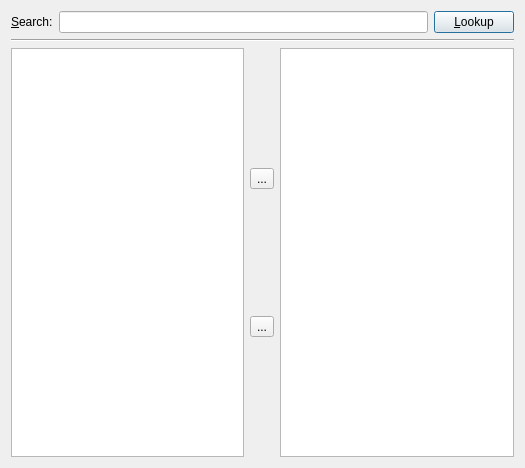
This is nextShows/src/dialogs/settings/ui/findshows.ui in gilcn/nextshows as Qt 5 draws it before an edit. The edited form follows.
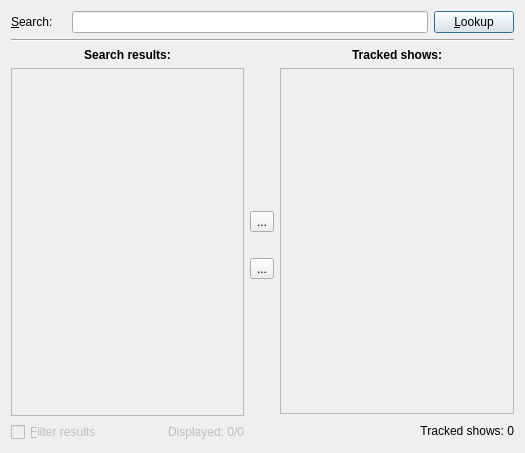
This is the edited form. Icons and pictures are not drawn. Custom widgets are drawn as their Qt base class.

Commit message: - Lots of internal changes - More work on the "findShows" UI

Patch:
```diff
--- a/nextShows/src/dialogs/settings/ui/findshows.ui
+++ b/nextShows/src/dialogs/settings/ui/findshows.ui
@@ -6,15 +6,15 @@
     <x>0</x>
     <y>0</y>
     <width>525</width>
-    <height>468</height>
+    <height>453</height>
    </rect>
   </property>
   <property name="windowTitle" >
    <string>Form</string>
   </property>
   <layout class="QGridLayout" name="gridLayout" >
-   <item row="0" column="0" >
-    <layout class="QHBoxLayout" name="horizontalLayout_2" >
+   <item row="0" column="0" colspan="3" >
+    <layout class="QHBoxLayout" name="horizontalLayout_1" >
      <item>
       <widget class="QLabel" name="lblSearch" >
        <property name="text" >
@@ -25,6 +25,16 @@
        </property>
       </widget>
      </item>
+     <item>
+      <widget class="QLabel" name="imgProgress" >
+       <property name="text" >
+        <string/>
+       </property>
+       <property name="pixmap" >
+        <pixmap resource="../../../pixmaps/nextshows.qrc" >:/pixmaps/prefs/progress_idle.png</pixmap>
+       </property>
+      </widget>
+     </item>
      <item>
       <widget class="NSLineEdit" name="leSearch" />
      </item>
@@ -46,7 +56,7 @@
      </item>
     </layout>
    </item>
-   <item row="1" column="0" >
+   <item row="1" column="0" colspan="3" >
     <widget class="Line" name="line" >
      <property name="orientation" >
       <enum>Qt::Horizontal</enum>
@@ -54,14 +64,92 @@
     </widget>
    </item>
    <item row="2" column="0" >
-    <layout class="QHBoxLayout" name="horizontalLayout" >
+    <layout class="QVBoxLayout" name="verticalLayout_3" >
+     <property name="spacing" >
+      <number>6</number>
+     </property>
+     <property name="margin" >
+      <number>0</number>
+     </property>
      <item>
-      <widget class="QListWidget" name="listWidget" />
+      <widget class="QLabel" name="lblSearchResultsTitle" >
+       <property name="font" >
+        <font>
+         <weight>75</weight>
+         <bold>true</bold>
+        </font>
+       </property>
+       <property name="text" >
+        <string>Search results:</string>
+       </property>
+       <property name="alignment" >
+        <set>Qt::AlignHCenter|Qt::AlignTop</set>
+       </property>
+      </widget>
      </item>
      <item>
-      <layout class="QVBoxLayout" name="verticalLayout" >
+      <widget class="QTreeWidget" name="treeSearchResults" >
+       <property name="enabled" >
+        <bool>false</bool>
+       </property>
+       <property name="headerHidden" >
+        <bool>true</bool>
+       </property>
+       <property name="columnCount" >
+        <number>1</number>
+       </property>
+       <column>
+        <property name="text" >
+         <string>1</string>
+        </property>
+       </column>
+      </widget>
+     </item>
        <item>
-        <spacer name="verticalSpacer" >
+      <layout class="QHBoxLayout" name="horizontalLayout_2" >
+       <property name="spacing" >
+        <number>6</number>
+       </property>
+       <property name="margin" >
+        <number>0</number>
+       </property>
+       <item>
+        <widget class="QCheckBox" name="cbFilterResults" >
+         <property name="enabled" >
+          <bool>false</bool>
+         </property>
+         <property name="toolTip" >
+          <string>Check this to filter out ended shows</string>
+         </property>
+         <property name="text" >
+          <string>&amp;Filter results</string>
+         </property>
+         <property name="checked" >
+          <bool>false</bool>
+         </property>
+        </widget>
+       </item>
+       <item>
+        <widget class="QLabel" name="lblDisplayed" >
+         <property name="enabled" >
+          <bool>false</bool>
+         </property>
+         <property name="text" >
+          <string>Displayed: 0/0</string>
+         </property>
+         <property name="alignment" >
+          <set>Qt::AlignRight|Qt::AlignTrailing|Qt::AlignVCenter</set>
+         </property>
+        </widget>
+       </item>
+      </layout>
+     </item>
+    </layout>
+   </item>
+   <item row="2" column="1" >
+    <layout class="QVBoxLayout" name="verticalLayout_1" >
+     <item>
+      <spacer name="verticalSpacer_1" >
          <property name="orientation" >
           <enum>Qt::Vertical</enum>
          </property>
@@ -85,10 +173,13 @@
          <property name="orientation" >
           <enum>Qt::Vertical</enum>
          </property>
+       <property name="sizeType" >
+        <enum>QSizePolicy::Fixed</enum>
+       </property>
          <property name="sizeHint" stdset="0" >
           <size>
            <width>20</width>
-           <height>40</height>
+         <height>20</height>
           </size>
          </property>
         </spacer>
@@ -115,8 +206,72 @@
        </item>
       </layout>
      </item>
+   <item row="2" column="2" >
+    <layout class="QVBoxLayout" name="verticalLayout_2" >
+     <property name="spacing" >
+      <number>6</number>
+     </property>
+     <property name="margin" >
+      <number>0</number>
+     </property>
      <item>
-      <widget class="QListView" name="listView_2" />
+      <widget class="QLabel" name="lblTrackedShowsTitle" >
+       <property name="font" >
+        <font>
+         <weight>75</weight>
+         <bold>true</bold>
+        </font>
+       </property>
+       <property name="text" >
+        <string>Tracked shows:</string>
+       </property>
+       <property name="alignment" >
+        <set>Qt::AlignHCenter|Qt::AlignTop</set>
+       </property>
+      </widget>
+     </item>
+     <item>
+      <widget class="QListWidget" name="lstMyShows" >
+       <property name="enabled" >
+        <bool>false</bool>
+       </property>
+      </widget>
+     </item>
+     <item>
+      <layout class="QHBoxLayout" name="horizontalLayout_3" >
+       <property name="spacing" >
+        <number>6</number>
+       </property>
+       <property name="margin" >
+        <number>0</number>
+       </property>
+       <item>
+        <spacer name="verticalSpacer_4" >
+         <property name="orientation" >
+          <enum>Qt::Vertical</enum>
+         </property>
+         <property name="sizeType" >
+          <enum>QSizePolicy::Fixed</enum>
+         </property>
+         <property name="sizeHint" stdset="0" >
+          <size>
+           <width>20</width>
+           <height>22</height>
+          </size>
+         </property>
+        </spacer>
+       </item>
+       <item>
+        <widget class="QLabel" name="lblTrackedShows" >
+         <property name="text" >
+          <string>Tracked shows: 0</string>
+         </property>
+         <property name="alignment" >
+          <set>Qt::AlignRight|Qt::AlignTrailing|Qt::AlignVCenter</set>
+         </property>
+        </widget>
+       </item>
+      </layout>
      </item>
     </layout>
    </item>
```
Lines whose indentation alone changed are shown as unchanged. The commit also changes 10 other files.
